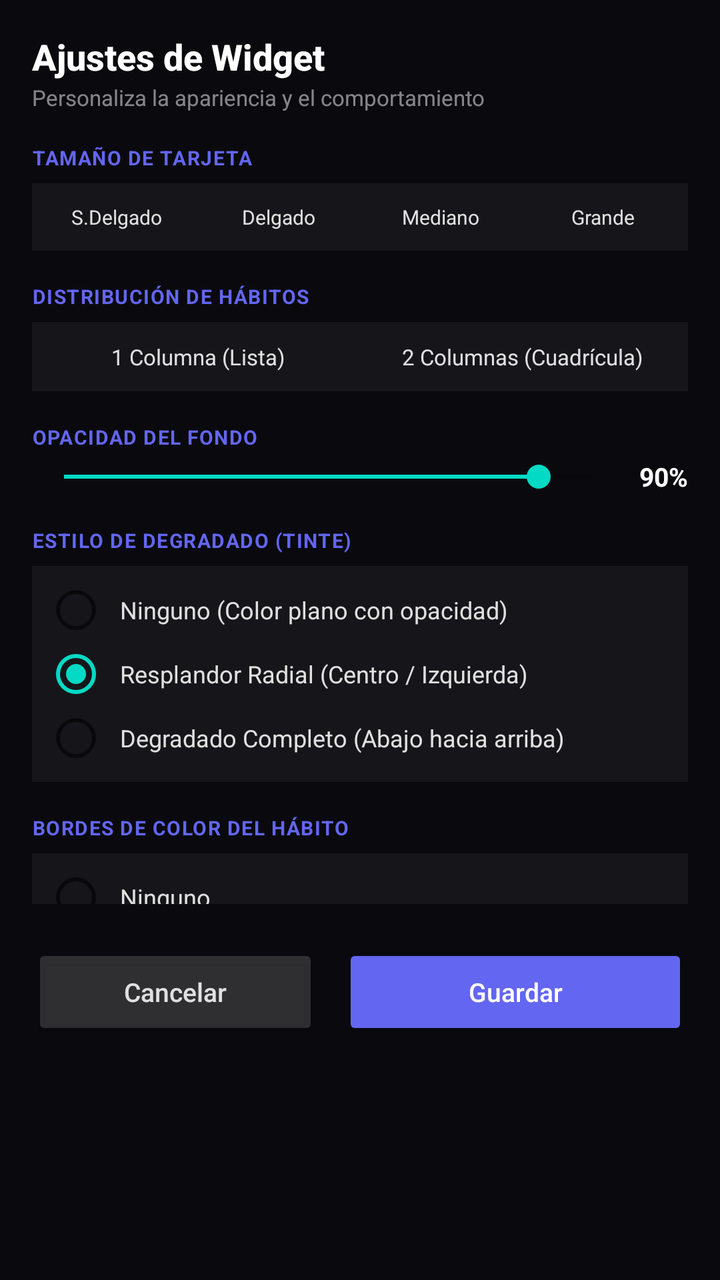
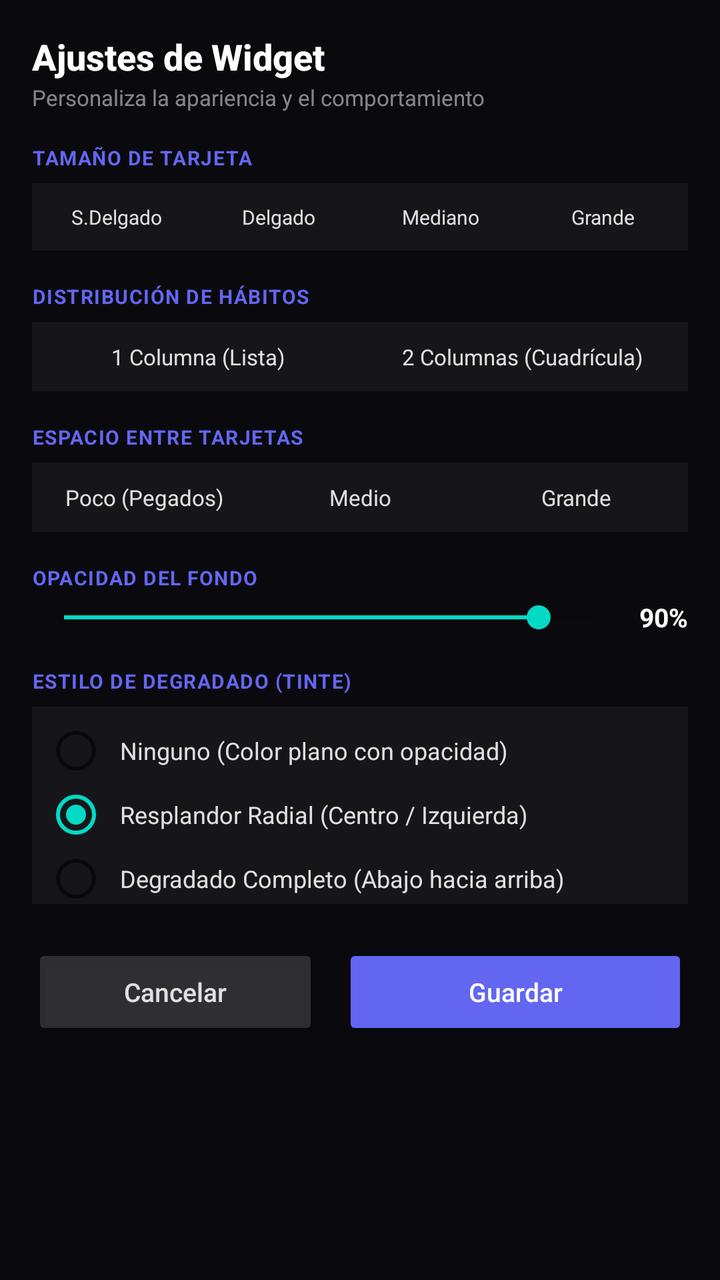

Two renders of the same Android screen: before a commit and after it. Below are the layout's source before the change and the commit's diff.
<!-- AndroidManifest.xml: application theme AppTheme -->
<!-- res/layout/widget_config_activity.xml -->
<?xml version="1.0" encoding="utf-8"?>
<LinearLayout xmlns:android="http://schemas.android.com/apk/res/android"
    android:layout_width="match_parent"
    android:layout_height="wrap_content"
    android:orientation="vertical"
    android:background="#0A0A0E"
    android:padding="16dp"
    android:elevation="8dp">

    
    <RelativeLayout
        android:layout_width="match_parent"
        android:layout_height="wrap_content"
        android:layout_marginBottom="16dp">

        <TextView
            android:id="@+id/config_title"
            android:layout_width="wrap_content"
            android:layout_height="wrap_content"
            android:text="Ajustes de Widget"
            android:textColor="#FFFFFF"
            android:textSize="18sp"
            android:textStyle="bold"
            android:fontFamily="sans-serif-medium" />

        <TextView
            android:layout_width="wrap_content"
            android:layout_height="wrap_content"
            android:layout_below="@id/config_title"
            android:text="Personaliza la apariencia y el comportamiento"
            android:textColor="#80FFFFFF"
            android:textSize="11sp"
            android:layout_marginTop="1dp" />

    </RelativeLayout>

    <ScrollView
        android:layout_width="match_parent"
        android:layout_height="380dp"
        android:scrollbars="none"
        android:layout_marginBottom="12dp">

        <LinearLayout
            android:layout_width="match_parent"
            android:layout_height="wrap_content"
            android:orientation="vertical">

            
            <TextView
                android:layout_width="wrap_content"
                android:layout_height="wrap_content"
                android:text="TAMAÑO DE TARJETA"
                android:textColor="#6366f1"
                android:textSize="10sp"
                android:textStyle="bold"
                android:letterSpacing="0.05"
                android:layout_marginBottom="6dp" />

            <RadioGroup
                android:id="@+id/config_size_group"
                android:layout_width="match_parent"
                android:layout_height="wrap_content"
                android:orientation="horizontal"
                android:layout_marginBottom="16dp"
                android:background="#0DFFFFFF"
                android:padding="2dp">

                <RadioButton
                    android:id="@+id/config_size_super_thin"
                    android:layout_width="0dp"
                    android:layout_height="wrap_content"
                    android:layout_weight="1"
                    android:text="S.Delgado"
                    android:textColor="#E0E0E0"
                    android:textSize="10sp"
                    android:button="@null"
                    android:gravity="center"
                    android:padding="8dp" />

                <RadioButton
                    android:id="@+id/config_size_thin"
                    android:layout_width="0dp"
                    android:layout_height="wrap_content"
                    android:layout_weight="1"
                    android:text="Delgado"
                    android:textColor="#E0E0E0"
                    android:textSize="10sp"
                    android:button="@null"
                    android:gravity="center"
                    android:padding="8dp" />

                <RadioButton
                    android:id="@+id/config_size_medium"
                    android:layout_width="0dp"
                    android:layout_height="wrap_content"
                    android:layout_weight="1"
                    android:text="Mediano"
                    android:textColor="#E0E0E0"
                    android:textSize="10sp"
                    android:button="@null"
                    android:gravity="center"
                    android:padding="8dp"
                    android:checked="true" />

                <RadioButton
                    android:id="@+id/config_size_large"
                    android:layout_width="0dp"
                    android:layout_height="wrap_content"
                    android:layout_weight="1"
                    android:text="Grande"
                    android:textColor="#E0E0E0"
                    android:textSize="10sp"
                    android:button="@null"
                    android:gravity="center"
                    android:padding="8dp" />

            </RadioGroup>

            
            <TextView
                android:layout_width="wrap_content"
                android:layout_height="wrap_content"
                android:text="DISTRIBUCIÓN DE HÁBITOS"
                android:textColor="#6366f1"
                android:textSize="10sp"
                android:textStyle="bold"
                android:letterSpacing="0.05"
                android:layout_marginBottom="6dp" />

            <RadioGroup
                android:id="@+id/config_columns_group"
                android:layout_width="match_parent"
                android:layout_height="wrap_content"
                android:orientation="horizontal"
                android:layout_marginBottom="16dp"
                android:background="#0DFFFFFF"
                android:padding="2dp">

                <RadioButton
                    android:id="@+id/config_cols_1"
                    android:layout_width="0dp"
                    android:layout_height="wrap_content"
                    android:layout_weight="1"
                    android:text="1 Columna (Lista)"
                    android:textColor="#E0E0E0"
                    android:textSize="11sp"
                    android:button="@null"
                    android:gravity="center"
                    android:padding="8dp"
                    android:checked="true" />

                <RadioButton
                    android:id="@+id/config_cols_2"
                    android:layout_width="0dp"
                    android:layout_height="wrap_content"
                    android:layout_weight="1"
                    android:text="2 Columnas (Cuadrícula)"
                    android:textColor="#E0E0E0"
                    android:textSize="11sp"
                    android:button="@null"
                    android:gravity="center"
                    android:padding="8dp" />

            </RadioGroup>

            
            <TextView
                android:layout_width="wrap_content"
                android:layout_height="wrap_content"
                android:text="OPACIDAD DEL FONDO"
                android:textColor="#6366f1"
                android:textSize="10sp"
                android:textStyle="bold"
                android:letterSpacing="0.05"
                android:layout_marginBottom="4dp" />

            <LinearLayout
                android:layout_width="match_parent"
                android:layout_height="wrap_content"
                android:orientation="horizontal"
                android:gravity="center_vertical"
                android:layout_marginBottom="16dp">

                <SeekBar
                    android:id="@+id/config_opacity_seekbar"
                    android:layout_width="0dp"
                    android:layout_height="wrap_content"
                    android:layout_weight="1"
                    android:max="100"
                    android:progress="90" />

                <TextView
                    android:id="@+id/config_opacity_value"
                    android:layout_width="wrap_content"
                    android:layout_height="wrap_content"
                    android:text="90%"
                    android:textColor="#FFFFFF"
                    android:textSize="13sp"
                    android:textStyle="bold"
                    android:layout_marginStart="8dp" />

            </LinearLayout>

            
            <TextView
                android:layout_width="wrap_content"
                android:layout_height="wrap_content"
                android:text="ESTILO DE DEGRADADO (TINTE)"
                android:textColor="#6366f1"
                android:textSize="10sp"
                android:textStyle="bold"
                android:letterSpacing="0.05"
                android:layout_marginBottom="6dp" />

            <RadioGroup
                android:id="@+id/config_gradient_group"
                android:layout_width="match_parent"
                android:layout_height="wrap_content"
                android:orientation="vertical"
                android:layout_marginBottom="16dp"
                android:background="#0DFFFFFF"
                android:padding="6dp">

                <RadioButton
                    android:id="@+id/config_grad_none"
                    android:layout_width="match_parent"
                    android:layout_height="wrap_content"
                    android:text="Ninguno (Color plano con opacidad)"
                    android:textColor="#E0E0E0"
                    android:textSize="12sp"
                    android:padding="6dp" />

                <RadioButton
                    android:id="@+id/config_grad_radial"
                    android:layout_width="match_parent"
                    android:layout_height="wrap_content"
                    android:text="Resplandor Radial (Centro / Izquierda)"
                    android:textColor="#E0E0E0"
                    android:textSize="12sp"
                    android:padding="6dp"
                    android:checked="true" />

                <RadioButton
                    android:id="@+id/config_grad_vertical"
                    android:layout_width="match_parent"
                    android:layout_height="wrap_content"
                    android:text="Degradado Completo (Abajo hacia arriba)"
                    android:textColor="#E0E0E0"
                    android:textSize="12sp"
                    android:padding="6dp" />

            </RadioGroup>

            
            <TextView
                android:layout_width="wrap_content"
                android:layout_height="wrap_content"
                android:text="BORDES DE COLOR DEL HÁBITO"
                android:textColor="#6366f1"
                android:textSize="10sp"
                android:textStyle="bold"
                android:letterSpacing="0.05"
                android:layout_marginBottom="6dp" />

            <RadioGroup
                android:id="@+id/config_border_group"
                android:layout_width="match_parent"
                android:layout_height="wrap_content"
                android:orientation="vertical"
                android:layout_marginBottom="16dp"
                android:background="#0DFFFFFF"
                android:padding="6dp">

                <RadioButton
                    android:id="@+id/config_border_none"
                    android:layout_width="match_parent"
                    android:layout_height="wrap_content"
                    android:text="Ninguno"
                    android:textColor="#E0E0E0"
                    android:textSize="12sp"
                    android:padding="6dp" />

                <RadioButton
                    android:id="@+id/config_border_card"
                    android:layout_width="match_parent"
                    android:layout_height="wrap_content"
                    android:text="Borde de la tarjeta del hábito"
                    android:textColor="#E0E0E0"
                    android:textSize="12sp"
                    android:padding="6dp" />

                <RadioButton
                    android:id="@+id/config_border_circle"
                    android:layout_width="match_parent"
                    android:layout_height="wrap_content"
                    android:text="Borde del círculo del completado"
                    android:textColor="#E0E0E0"
                    android:textSize="12sp"
                    android:padding="6dp" />

                <RadioButton
                    android:id="@+id/config_border_both"
                    android:layout_width="match_parent"
                    android:layout_height="wrap_content"
                    android:text="Ambos (Borde de tarjeta y de círculo)"
                    android:textColor="#E0E0E0"
                    android:textSize="12sp"
                    android:padding="6dp"
                    android:checked="true" />

            </RadioGroup>

            
            <TextView
                android:layout_width="wrap_content"
                android:layout_height="wrap_content"
                android:text="MÉTODO PARA SUBTAREAS"
                android:textColor="#6366f1"
                android:textSize="10sp"
                android:textStyle="bold"
                android:letterSpacing="0.05"
                android:layout_marginBottom="6dp" />

            <RadioGroup
                android:id="@+id/config_checklist_group"
                android:layout_width="match_parent"
                android:layout_height="wrap_content"
                android:orientation="vertical"
                android:layout_marginBottom="16dp"
                android:background="#0DFFFFFF"
                android:padding="6dp">

                <RadioButton
                    android:id="@+id/config_checklist_direct"
                    android:layout_width="match_parent"
                    android:layout_height="wrap_content"
                    android:text="Mostrar directamente en widget"
                    android:textColor="#E0E0E0"
                    android:textSize="12sp"
                    android:padding="6dp"
                    android:checked="true" />

                <RadioButton
                    android:id="@+id/config_checklist_dialog"
                    android:layout_width="match_parent"
                    android:layout_height="wrap_content"
                    android:text="Abrir diálogo flotante interactivo"
                    android:textColor="#E0E0E0"
                    android:textSize="12sp"
                    android:padding="6dp" />

            </RadioGroup>

            
            <RelativeLayout
                android:layout_width="match_parent"
                android:layout_height="wrap_content"
                android:layout_marginBottom="12dp">

                <TextView
                    android:id="@+id/sound_title"
                    android:layout_width="wrap_content"
                    android:layout_height="wrap_content"
                    android:text="Efectos de Sonido"
                    android:textColor="#FFFFFF"
                    android:textSize="13sp"
                    android:textStyle="bold" />

                <TextView
                    android:layout_width="wrap_content"
                    android:layout_height="wrap_content"
                    android:layout_below="@id/sound_title"
                    android:text="Sonidos al interactuar con el widget"
                    android:textColor="#80FFFFFF"
                    android:textSize="11sp" />

                <Switch
                    android:id="@+id/config_sound_switch"
                    android:layout_width="wrap_content"
                    android:layout_height="wrap_content"
                    android:layout_alignParentEnd="true"
                    android:layout_centerVertical="true"
                    android:checked="true" />

            </RelativeLayout>

        </LinearLayout>

    </ScrollView>

    
    <LinearLayout
        android:layout_width="match_parent"
        android:layout_height="wrap_content"
        android:orientation="horizontal"
        android:gravity="center"
        android:layout_marginTop="8dp">

        <Button
            android:id="@+id/config_cancel_btn"
            android:layout_width="0dp"
            android:layout_height="wrap_content"
            android:layout_weight="1"
            android:text="Cancelar"
            android:textColor="#E0E0E0"
            android:backgroundTint="#26FFFFFF"
            android:layout_marginEnd="6dp"
            android:textSize="13sp"
            android:textAllCaps="false" />

        <Button
            android:id="@+id/config_save_btn"
            android:layout_width="0dp"
            android:layout_height="wrap_content"
            android:layout_weight="1.2"
            android:text="Guardar"
            android:textColor="#FFFFFF"
            android:backgroundTint="#6366f1"
            android:layout_marginStart="6dp"
            android:textSize="13sp"
            android:textAllCaps="false" />

    </LinearLayout>

</LinearLayout>
<!-- resources referenced by this layout -->
<resources>
  <style name="AppTheme" parent="Theme.AppCompat.Light.DarkActionBar">
          
          <item name="colorPrimary">@color/colorPrimary</item>
          <item name="colorPrimaryDark">@color/colorPrimaryDark</item>
          <item name="colorAccent">@color/colorAccent</item>
      </style>
</resources>

<!-- the commit's change to res/layout/widget_config_activity.xml (unified diff, before → after) -->
@@ -155,6 +155,65 @@
                     android:layout_height="wrap_content"
                     android:layout_weight="1"
                     android:text="2 Columnas (Cuadrícula)"
+                    android:textColor="#E0E0E0"
+                    android:textSize="11sp"
+                    android:button="@null"
+                    android:gravity="center"
+                    android:padding="8dp" />
+
+            </RadioGroup>
+
+            
+            <TextView
+                android:layout_width="wrap_content"
+                android:layout_height="wrap_content"
+                android:text="ESPACIO ENTRE TARJETAS"
+                android:textColor="#6366f1"
+                android:textSize="10sp"
+                android:textStyle="bold"
+                android:letterSpacing="0.05"
+                android:layout_marginBottom="6dp" />
+
+            <RadioGroup
+                android:id="@+id/config_spacing_group"
+                android:layout_width="match_parent"
+                android:layout_height="wrap_content"
+                android:orientation="horizontal"
+                android:layout_marginBottom="16dp"
+                android:background="#0DFFFFFF"
+                android:padding="2dp">
+
+                <RadioButton
+                    android:id="@+id/config_spacing_poco"
+                    android:layout_width="0dp"
+                    android:layout_height="wrap_content"
+                    android:layout_weight="1"
+                    android:text="Poco (Pegados)"
+                    android:textColor="#E0E0E0"
+                    android:textSize="11sp"
+                    android:button="@null"
+                    android:gravity="center"
+                    android:padding="8dp" />
+
+                <RadioButton
+                    android:id="@+id/config_spacing_medio"
+                    android:layout_width="0dp"
+                    android:layout_height="wrap_content"
+                    android:layout_weight="1"
+                    android:text="Medio"
+                    android:textColor="#E0E0E0"
+                    android:textSize="11sp"
+                    android:button="@null"
+                    android:gravity="center"
+                    android:padding="8dp"
+                    android:checked="true" />
+
+                <RadioButton
+                    android:id="@+id/config_spacing_grande"
+                    android:layout_width="0dp"
+                    android:layout_height="wrap_content"
+                    android:layout_weight="1"
+                    android:text="Grande"
                     android:textColor="#E0E0E0"
                     android:textSize="11sp"
                     android:button="@null"
